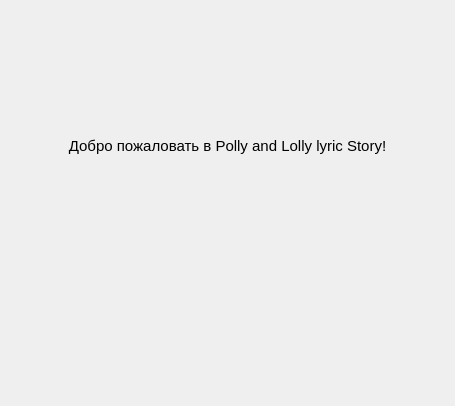
This is widget.ui in Pchelovec/PollyAndLolly as Qt 5 draws it before an edit. The edited form follows.
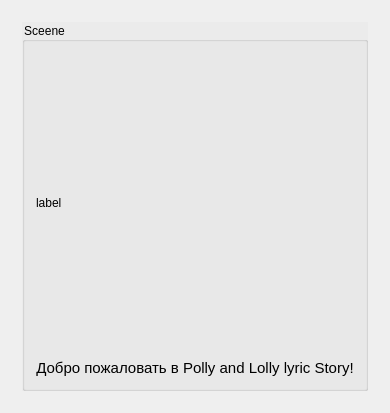
This is the edited form. Custom widgets are drawn as their Qt base class.

```diff
--- a/widget.ui
+++ b/widget.ui
@@ -6,14 +6,14 @@
    <rect>
     <x>0</x>
     <y>0</y>
-    <width>455</width>
-    <height>406</height>
+    <width>366</width>
+    <height>413</height>
    </rect>
   </property>
   <property name="windowTitle">
    <string>Widget</string>
   </property>
-  <layout class="QGridLayout" name="gridLayout">
+  <layout class="QGridLayout" name="gridLayout_5">
    <item row="0" column="0">
     <widget class="QStackedWidget" name="stackedWidget">
      <property name="currentIndex">
@@ -165,8 +165,33 @@
      </widget>
      <widget class="QWidget" name="page_2">
       <layout class="QGridLayout" name="gridLayout_4">
+       <item row="0" column="0">
+        <widget class="QGroupBox" name="groupBox_2">
+         <property name="styleSheet">
+          <string notr="true">QGroupBox{
+	background-color:rgb(235, 235, 235);
+	opacity:0.4;
+}</string>
+         </property>
+         <property name="title">
+          <string>Sceene</string>
+         </property>
+         <layout class="QGridLayout" name="gridLayout">
+          <item row="0" column="0">
+           <widget class="QLabel" name="scene_img_label">
+            <property name="text">
+             <string>label</string>
+            </property>
+           </widget>
+          </item>
        <item row="1" column="0">
-        <widget class="QLabel" name="label_5">
+           <widget class="QLabel" name="scene_text_label">
+            <property name="maximumSize">
+             <size>
+              <width>1200</width>
+              <height>18</height>
+             </size>
+            </property>
          <property name="font">
           <font>
            <pointsize>11</pointsize>
@@ -180,44 +205,8 @@
          </property>
         </widget>
        </item>
-       <item row="2" column="0">
-        <spacer name="verticalSpacer_3">
-         <property name="orientation">
-          <enum>Qt::Vertical</enum>
-         </property>
-         <property name="sizeHint" stdset="0">
-          <size>
-           <width>20</width>
-           <height>109</height>
-          </size>
-         </property>
-        </spacer>
-       </item>
-       <item row="0" column="0">
-        <spacer name="verticalSpacer_4">
-         <property name="orientation">
-          <enum>Qt::Vertical</enum>
-         </property>
-         <property name="sizeHint" stdset="0">
-          <size>
-           <width>20</width>
-           <height>40</height>
-          </size>
-         </property>
-        </spacer>
-       </item>
-       <item row="3" column="0">
-        <spacer name="verticalSpacer_5">
-         <property name="orientation">
-          <enum>Qt::Vertical</enum>
-         </property>
-         <property name="sizeHint" stdset="0">
-          <size>
-           <width>20</width>
-           <height>40</height>
-          </size>
-         </property>
-        </spacer>
+         </layout>
+        </widget>
        </item>
       </layout>
      </widget>
```
Lines whose indentation alone changed are shown as unchanged.
